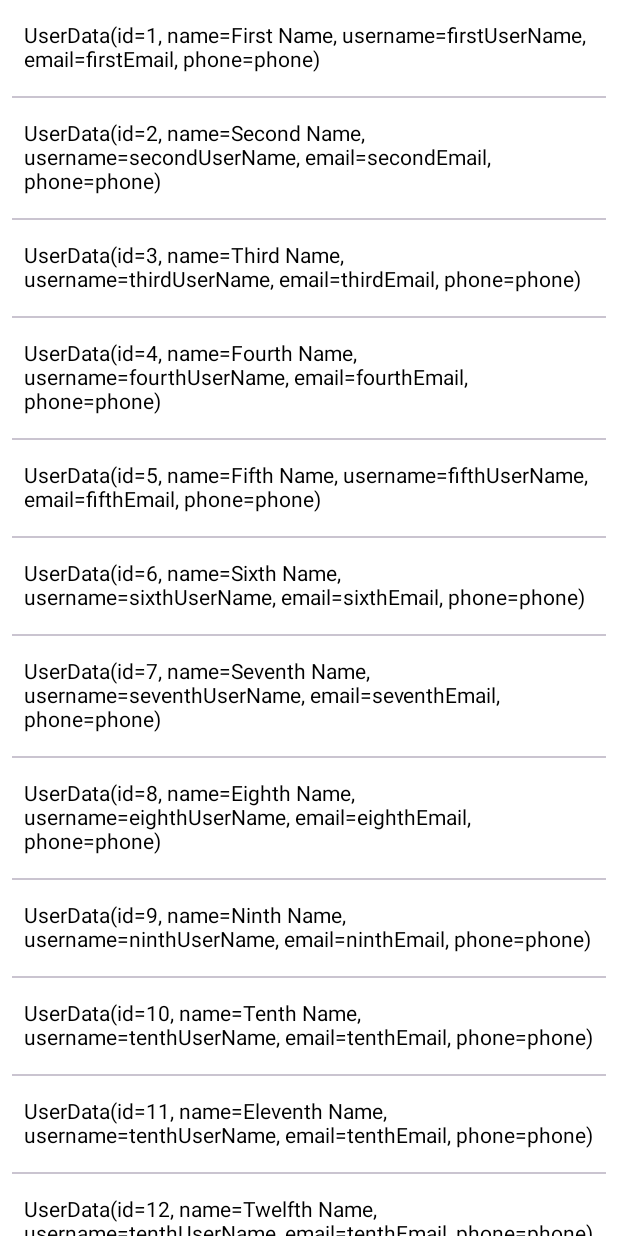
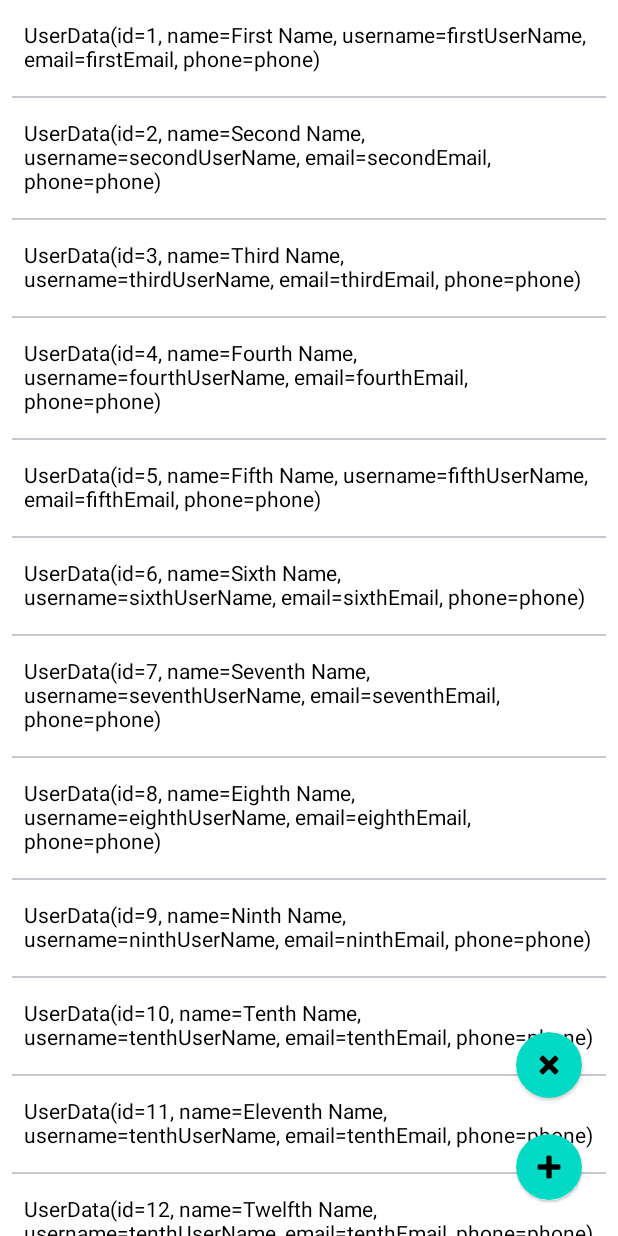
Before and after one commit to Axhillex/GraphQlApplication, an Android app built with Jetpack Compose: the screen it shows after launch (MainActivity), on a phone screen of 412 x 824 dp. Run offline under Robolectric (Android 15) with nearby library versions, the phone set to English and light mode, and no system bars; network calls fail; 1 statement that could not run was skipped.

Commit message:
add and remove of item from data list

```diff
--- a/app/src/main/java/com/example/graphqlapplication/MainActivity.kt
+++ b/app/src/main/java/com/example/graphqlapplication/MainActivity.kt
@@ -35,6 +35,22 @@ class MainActivity : AppCompatActivity(), UsersInterface {
 
     private lateinit var binding: ActivityMainBinding
     private val adapter = UsersAdapter()
+    private val userData = mutableStateListOf(
+        UserData("1", "First Name", "firstUserName", "firstEmail", "phone"),
+        UserData("2", "Second Name", "secondUserName", "secondEmail", "phone"),
+        UserData("3", "Third Name", "thirdUserName", "thirdEmail", "phone"),
+        UserData("4", "Fourth Name", "fourthUserName", "fourthEmail", "phone"),
+        UserData("5", "Fifth Name", "fifthUserName", "fifthEmail", "phone"),
+        UserData("6", "Sixth Name", "sixthUserName", "sixthEmail", "phone"),
+        UserData("7", "Seventh Name", "seventhUserName", "seventhEmail", "phone"),
+        UserData("8", "Eighth Name", "eighthUserName", "eighthEmail", "phone"),
+        UserData("9", "Ninth Name", "ninthUserName", "ninthEmail", "phone"),
+        UserData("10", "Tenth Name", "tenthUserName", "tenthEmail", "phone"),
+        UserData("11", "Eleventh Name", "tenthUserName", "tenthEmail", "phone"),
+        UserData("12", "Twelfth Name", "tenthUserName", "tenthEmail", "phone"),
+        UserData("13", "Thirteenth Name", "tenthUserName", "tenthEmail", "phone"),
+        UserData("14", "Fourteenth Name", "tenthUserName", "tenthEmail", "phone"),
+    )
 
     override fun onCreate(savedInstanceState: Bundle?) {
         super.onCreate(savedInstanceState)
@@ -43,7 +59,17 @@ class MainActivity : AppCompatActivity(), UsersInterface {
             binding = ActivityMainBinding.inflate(layoutInflater)
             getUsersList()
             setUpView()
+            onButtonClicks()
             setContentView(binding.root)
+        }
+    }
+
+    private suspend fun onButtonClicks() = withContext(Dispatchers.IO) {
+        binding.addData.setOnClickListener {
+            userData.add(0, UserData("0", "0", "0", "0", "0"))
+        }
+        binding.removeData.setOnClickListener {
+            userData.removeAt(0)
         }
     }
 
@@ -61,28 +87,12 @@ class MainActivity : AppCompatActivity(), UsersInterface {
     @OptIn(ExperimentalFoundationApi::class)
     private suspend fun setUpView() = withContext(Dispatchers.Main) {
         binding.usersRecyclerView.adapter = adapter
-        val data = mutableStateListOf(
-            UserData("1", "First Name", "firstUserName", "firstEmail", "phone"),
-            UserData("2", "Second Name", "secondUserName", "secondEmail", "phone"),
-            UserData("3", "Third Name", "thirdUserName", "thirdEmail", "phone"),
-            UserData("4", "Fourth Name", "fourthUserName", "fourthEmail", "phone"),
-            UserData("5", "Fifth Name", "fifthUserName", "fifthEmail", "phone"),
-            UserData("6", "Sixth Name", "sixthUserName", "sixthEmail", "phone"),
-            UserData("7", "Seventh Name", "seventhUserName", "seventhEmail", "phone"),
-            UserData("8", "Eighth Name", "eighthUserName", "eighthEmail", "phone"),
-            UserData("9", "Ninth Name", "ninthUserName", "ninthEmail", "phone"),
-            UserData("10", "Tenth Name", "tenthUserName", "tenthEmail", "phone"),
-            UserData("11", "Eleventh Name", "tenthUserName", "tenthEmail", "phone"),
-            UserData("12", "Twelfth Name", "tenthUserName", "tenthEmail", "phone"),
-            UserData("13", "Thirteenth Name", "tenthUserName", "tenthEmail", "phone"),
-            UserData("14", "Fourteenth Name", "tenthUserName", "tenthEmail", "phone"),
-        )
         binding.composeView.setContent {
             LazyColumn(
                 Modifier
                     .fillMaxSize()
             ) {
-                itemsIndexed(data) { index, user ->
+                itemsIndexed(userData) { index, user ->
                     Row(
                         Modifier
                             .fillMaxWidth()
@@ -91,7 +101,7 @@ class MainActivity : AppCompatActivity(), UsersInterface {
                     ) {
                         Text(text = "$user")
                     }
-                    if (index != data.size - 1) {
+                    if (index != userData.size - 1) {
                         Divider(Modifier.padding(horizontal = 8.dp))
                     }
                 }
--- a/app/src/main/res/layout/activity_main.xml
+++ b/app/src/main/res/layout/activity_main.xml
@@ -1,5 +1,5 @@
 <?xml version="1.0" encoding="utf-8"?>
-<RelativeLayout xmlns:android="http://schemas.android.com/apk/res/android"
+<androidx.constraintlayout.widget.ConstraintLayout xmlns:android="http://schemas.android.com/apk/res/android"
     xmlns:app="http://schemas.android.com/apk/res-auto"
     xmlns:tools="http://schemas.android.com/tools"
     android:layout_width="match_parent"
@@ -22,15 +22,38 @@
         app:spanCount="2" />
 
     <androidx.cardview.widget.CardView
+        android:id="@+id/removeData"
         android:layout_width="44dp"
         android:layout_height="44dp"
-        android:layout_alignParentEnd="true"
-        android:layout_alignParentBottom="true"
         android:layout_margin="24dp"
-        android:visibility="gone"
+        android:visibility="visible"
         app:cardBackgroundColor="@color/teal_200"
         app:cardCornerRadius="40dp"
-        app:cardElevation="1dp">
+        app:cardElevation="1dp"
+        app:layout_constraintBottom_toTopOf="@id/addData"
+        app:layout_constraintEnd_toEndOf="parent">
+
+        <ImageView
+            android:layout_width="match_parent"
+            android:layout_height="match_parent"
+            android:padding="8dp"
+            android:rotation="45"
+            android:scaleType="centerInside"
+            android:src="@android:drawable/ic_input_add"
+            app:tint="@color/black" />
+    </androidx.cardview.widget.CardView>
+
+    <androidx.cardview.widget.CardView
+        android:id="@+id/addData"
+        android:layout_width="44dp"
+        android:layout_height="44dp"
+        android:layout_margin="24dp"
+        android:visibility="visible"
+        app:cardBackgroundColor="@color/teal_200"
+        app:cardCornerRadius="40dp"
+        app:cardElevation="1dp"
+        app:layout_constraintBottom_toBottomOf="parent"
+        app:layout_constraintEnd_toEndOf="parent">
 
         <ImageView
             android:layout_width="match_parent"
@@ -41,4 +64,4 @@
             app:tint="@color/black" />
     </androidx.cardview.widget.CardView>
 
-</RelativeLayout>
+</androidx.constraintlayout.widget.ConstraintLayout>
```
